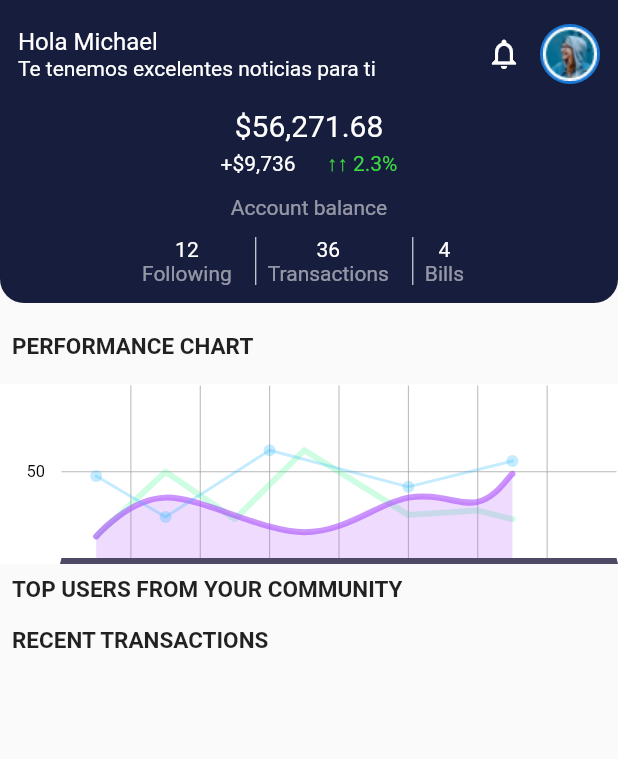
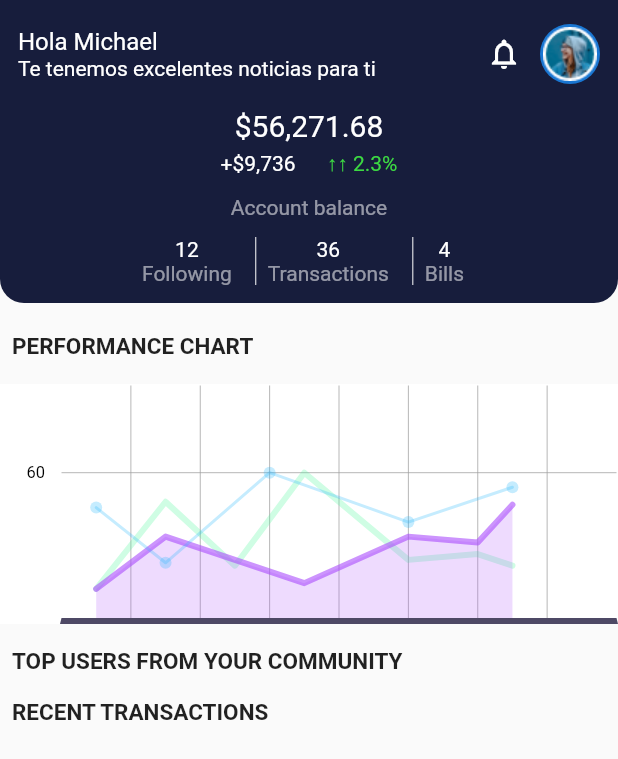
Before and after one commit to abhijithVM/hoxton-capital, a Flutter app: the screen it shows after launch, on a phone screen of 412 x 824 dp. Shown: the top 759 px of the screen. Run offline on Flutter 3.47's test engine with Material 2 defaults, Android fonts, the phone set to English and light mode, and no system bars; drawn by our look-alikes of fl_chart; our stand-ins replace bloc, dio, equatable, flutter_bloc; network calls fail.

Commit message:
chart submission

```diff
--- a/lib/home/custom_widgets/custom_chart.dart
+++ b/lib/home/custom_widgets/custom_chart.dart
@@ -133,7 +133,7 @@ List<LineChartBarData> linesBarData2() {
         const FlSpot(12, 2.6),
         const FlSpot(13, 3.9),
       ],
-      isCurved: true,
+      isCurved: false,
       colors: const [
         Color(0x99aa4cfc),
       ],
--- a/lib/home/screens/home_screen.dart
+++ b/lib/home/screens/home_screen.dart
@@ -37,7 +37,8 @@ class _MyHomePageState extends State<MyHomePage> {
                 ),
               ),
               customGapSize(height: 8),
-              SizedBox(height: 120, child: salesChart(context)),
+              SizedBox(height: 160, child: salesChart(context)),
+              customGapSize(height: 8),
               const Padding(
                 padding: EdgeInsets.all(8.0),
                 child: Text(
```
